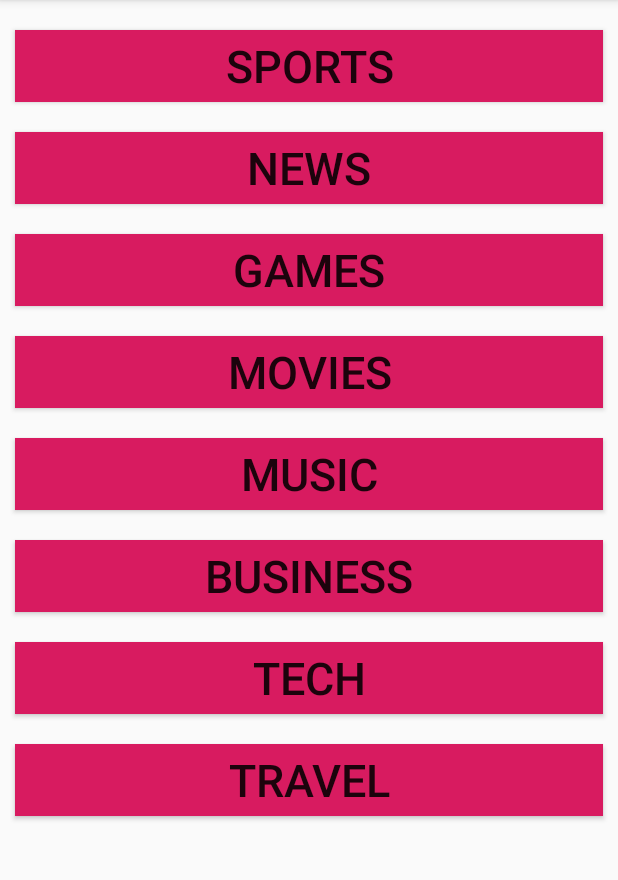
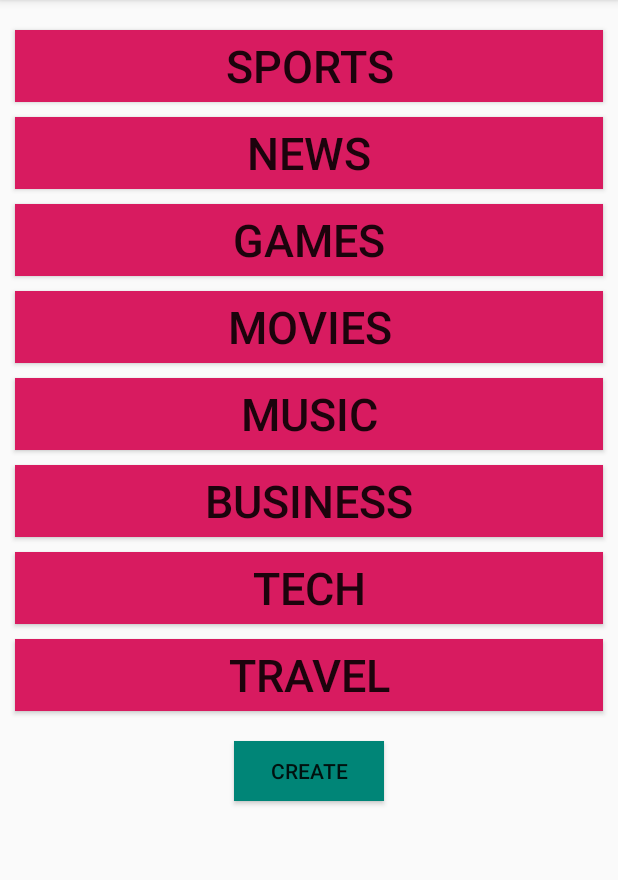
Before and after one commit to gongzhenmu/ChatChat, an Android app: the CategoryActivity screen opened directly, with no data from a screen before it, on a phone screen of 412 x 824 dp, the part 84-964 px from its top. Run offline under Robolectric (Android 15) with nearby library versions, the phone set to English and light mode, and no system bars; our stand-ins replace Firebase (no records; nobody signed in at launch, a user with empty details on screens opened directly).

```diff
--- a/ChatChat/app/src/main/java/com/example/chatchat/CategoryActivity.java
+++ b/ChatChat/app/src/main/java/com/example/chatchat/CategoryActivity.java
@@ -1,14 +1,82 @@
 package com.example.chatchat;
 
+import androidx.annotation.NonNull;
 import androidx.appcompat.app.AppCompatActivity;
+import model.Chatroom;
 
+import android.app.Dialog;
+import android.content.Intent;
 import android.os.Bundle;
+import android.view.View;
+import android.widget.Button;
+import android.widget.EditText;
+import android.widget.Spinner;
+import android.widget.Toast;
+
+import com.google.android.gms.tasks.OnFailureListener;
+import com.google.android.gms.tasks.OnSuccessListener;
+import com.google.firebase.firestore.DocumentReference;
+import com.google.firebase.firestore.FirebaseFirestore;
+
+import java.util.Calendar;
 
 public class CategoryActivity extends AppCompatActivity {
+
+    Dialog createChatDialog;
+    private FirebaseFirestore db;
+    private EditText chatnameInput;
+    private EditText descriptionInput;
+    private Spinner categorySpinner;
+
+    private String chatname = "";
+    private String description = "";
+    private String category = "";
+    private Chatroom newChatRoom;
+    private Button createButton;
+    private String date = Calendar.getInstance().getTime().toString();
 
     @Override
     protected void onCreate(Bundle savedInstanceState) {
         super.onCreate(savedInstanceState);
         setContentView(R.layout.activity_category);
+
+        createChatDialog = new Dialog(this);
+
+        db = FirebaseFirestore.getInstance();
+    }
+
+    public void showCreateChat(View v) {
+
+        createChatDialog.setContentView(R.layout.popup_create_chat);
+        chatnameInput = (EditText) createChatDialog.findViewById(R.id.createchat_name_text);
+        descriptionInput = (EditText) createChatDialog.findViewById(R.id.createchat_des_text);
+        categorySpinner = (Spinner) createChatDialog.findViewById(R.id.createchat_category_spinner);
+        createButton = (Button) createChatDialog.findViewById(R.id.createchat_button_create);
+        createButton.setOnClickListener(new View.OnClickListener() {
+            @Override
+            public void onClick(View v) {
+                chatname = chatnameInput.getText().toString();
+                description = chatnameInput.getText().toString();
+                category = categorySpinner.getSelectedItem().toString();
+                newChatRoom = new Chatroom(chatname, category, "Shikang", date);
+                newChatRoom.setDescription(description);
+                db.collection("Chatroom").add(newChatRoom.getChatroom()).addOnSuccessListener(new OnSuccessListener<DocumentReference>() {
+                    @Override
+                    public void onSuccess(DocumentReference documentReference) {
+                        createChatDialog.dismiss();
+                        Toast.makeText(CategoryActivity.this, "created", Toast.LENGTH_LONG).show();
+                    }
+                }).addOnFailureListener(new OnFailureListener() {
+                    @Override
+                    public void onFailure(@NonNull Exception e) {
+                        Toast.makeText(CategoryActivity.this, "fail to create an account", Toast.LENGTH_LONG).show();
+
+                    }
+                });
+            }
+        });
+
+        createChatDialog.show();
+
     }
 }
--- a/ChatChat/app/src/main/res/layout/activity_category.xml
+++ b/ChatChat/app/src/main/res/layout/activity_category.xml
@@ -17,7 +17,7 @@
         />
     <Button
         android:id = "@+id/categroy_news"
-        android:layout_marginTop="20dp"
+        android:layout_marginTop="10dp"
         android:layout_marginLeft="10dp"
         android:layout_marginRight="10dp"
         android:layout_width="match_parent"
@@ -29,7 +29,7 @@
         />
     <Button
         android:id = "@+id/categroy_games"
-        android:layout_marginTop="20dp"
+        android:layout_marginTop="10dp"
         android:layout_marginLeft="10dp"
         android:layout_marginRight="10dp"
         android:layout_width="match_parent"
@@ -41,7 +41,7 @@
         />
     <Button
         android:id = "@+id/categroy_movies"
-        android:layout_marginTop="20dp"
+        android:layout_marginTop="10dp"
         android:layout_marginLeft="10dp"
         android:layout_marginRight="10dp"
         android:layout_width="match_parent"
@@ -53,7 +53,7 @@
         />
     <Button
         android:id = "@+id/categroy_music"
-        android:layout_marginTop="20dp"
+        android:layout_marginTop="10dp"
         android:layout_marginLeft="10dp"
         android:layout_marginRight="10dp"
         android:layout_width="match_parent"
@@ -65,7 +65,7 @@
         />
     <Button
         android:id = "@+id/categroy_business"
-        android:layout_marginTop="20dp"
+        android:layout_marginTop="10dp"
         android:layout_marginLeft="10dp"
         android:layout_marginRight="10dp"
         android:layout_width="match_parent"
@@ -77,7 +77,7 @@
         />
     <Button
         android:id = "@+id/categroy_tech"
-        android:layout_marginTop="20dp"
+        android:layout_marginTop="10dp"
         android:layout_marginLeft="10dp"
         android:layout_marginRight="10dp"
         android:layout_width="match_parent"
@@ -89,7 +89,7 @@
         />
     <Button
         android:id = "@+id/categroy_travel"
-        android:layout_marginTop="20dp"
+        android:layout_marginTop="10dp"
         android:layout_marginLeft="10dp"
         android:layout_marginRight="10dp"
         android:layout_width="match_parent"
@@ -99,4 +99,14 @@
         android:gravity="center"
         android:background="@color/colorAccent"
         />
+    <Button
+        android:onClick="showCreateChat"
+        android:id = "@+id/category_create"
+        android:layout_width="100dp"
+        android:layout_height="40dp"
+        android:layout_gravity="center_horizontal"
+        android:layout_marginTop="20dp"
+        android:text = "Create"
+        android:background="@color/colorPrimary"
+        />
 </LinearLayout>
--- a/ChatChat/app/src/main/res/layout/cardview_chatroom.xml
+++ b/ChatChat/app/src/main/res/layout/cardview_chatroom.xml
@@ -4,7 +4,7 @@
 <androidx.cardview.widget.CardView xmlns:android="http://schemas.android.com/apk/res/android"
     xmlns:app="http://schemas.android.com/apk/res-auto"
     xmlns:tools="http://schemas.android.com/tools"
-    android:id="@+id/cardview_category"
+    android:id="@+id/cardview_chatroom"
     android:layout_width="match_parent"
     android:layout_height="50dp"
     android:layout_marginLeft="20dp"
```
Also changed, not shown: ChatChat/app/src/main/java/Adapter/ChatRoomListAdapter.java (added, +73 -0 lines), ChatChat/app/src/main/java/com/example/chatchat/MainPageActivity.java (+0 -46 lines), ChatChat/app/src/main/res/layout/activity_mainpage.xml (+2 -13 lines).
